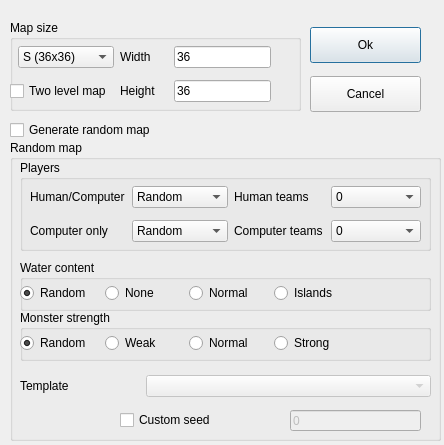
Qt form mapeditor/windownewmap.ui (vcmi/vcmi) before a commit.
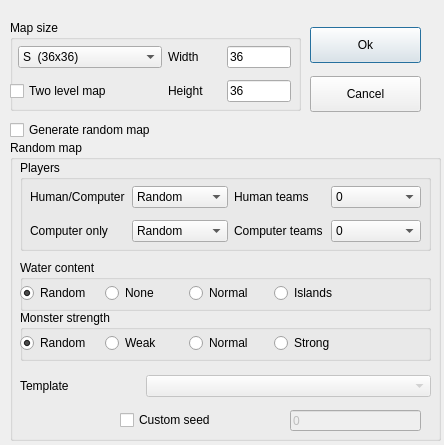
The same form after that commit.

Commit message: Add new map sizes & better layout

```diff
--- a/mapeditor/windownewmap.ui
+++ b/mapeditor/windownewmap.ui
@@ -51,11 +51,11 @@
      <rect>
       <x>0</x>
       <y>20</y>
-      <width>261</width>
+      <width>281</width>
       <height>68</height>
      </rect>
     </property>
-    <layout class="QGridLayout" name="gridLayout_2" columnstretch="1,0,0">
+    <layout class="QGridLayout" name="gridLayout_2" columnstretch="3,0,1">
      <item row="1" column="0">
       <widget class="QCheckBox" name="twoLevelCheck">
        <property name="text">
@@ -65,6 +65,12 @@
      </item>
      <item row="0" column="2">
       <widget class="QLineEdit" name="widthTxt">
+       <property name="maximumSize">
+        <size>
+         <width>64</width>
+         <height>16777215</height>
+        </size>
+       </property>
        <property name="inputMethodHints">
         <set>Qt::ImhDigitsOnly</set>
        </property>
@@ -85,6 +91,12 @@
      </item>
      <item row="1" column="2">
       <widget class="QLineEdit" name="heightTxt">
+       <property name="maximumSize">
+        <size>
+         <width>64</width>
+         <height>16777215</height>
+        </size>
+       </property>
        <property name="inputMethodHints">
         <set>Qt::ImhDigitsOnly</set>
        </property>
@@ -143,13 +155,13 @@
          </property>
          <property name="maximumSize">
           <size>
-           <width>120</width>
+           <width>144</width>
            <height>16777215</height>
           </size>
          </property>
          <item>
           <property name="text">
-           <string>S (36x36)</string>
+           <string>S  (36x36)</string>
           </property>
          </item>
          <item>
```
Left out of the diff: 19 changed lines with no effect on the pictures.
